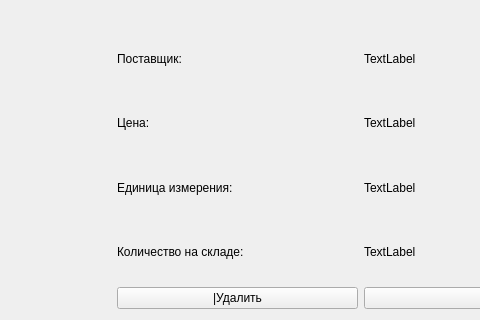
dcherep/funicture, file ShowProduct.ui: the form before one commit; both pictures show x 0 to 480 and y 367 to 687 of the 1034 by 687 pixel window.
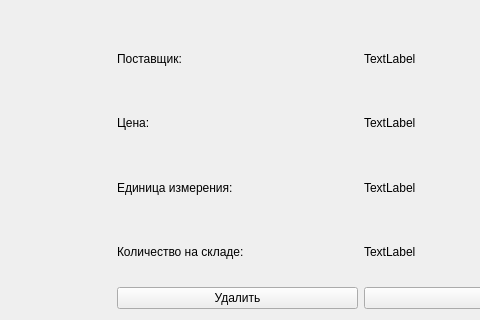
The form after the commit.

What changed in the file:
```diff
--- a/ShowProduct.ui
+++ b/ShowProduct.ui
@@ -126,7 +126,7 @@
    <item row="10" column="1" colspan="2">
     <widget class="QPushButton" name="pushButton">
      <property name="text">
-      <string>|Удалить</string>
+      <string>Удалить</string>
      </property>
     </widget>
    </item>
```
